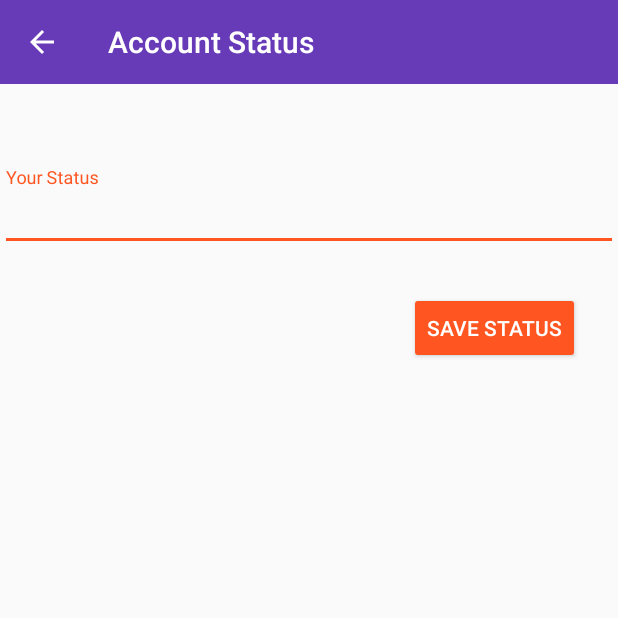
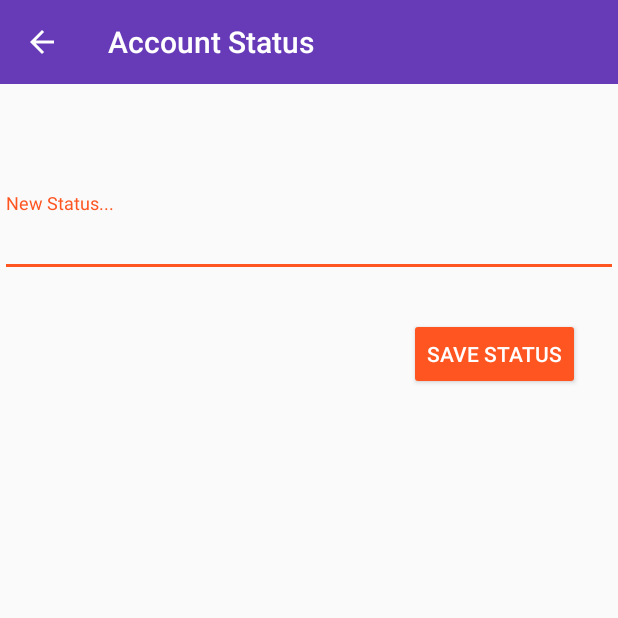
Before and after one commit to ticou973/ChatApp, an Android app: the StatusActivity screen opened directly, with no data from a screen before it, on a phone screen of 412 x 824 dp, the top half of it. Run offline under Robolectric (Android 15) with nearby library versions, the phone set to English and light mode, and no system bars; our stand-ins replace Firebase (no records; nobody signed in at launch, a user with empty details on screens opened directly).

```diff
--- a/app/src/main/java/com/example/thierrycouilleault/chatapp/ChatApp.java
+++ b/app/src/main/java/com/example/thierrycouilleault/chatapp/ChatApp.java
@@ -26,6 +26,7 @@ plus loin gestion du Online
 */
 
 //Todo gérer le online
+    //todo gérer les langues
 
 public class ChatApp extends Application {
 
--- a/app/src/main/java/com/example/thierrycouilleault/chatapp/FriendsFragment.java
+++ b/app/src/main/java/com/example/thierrycouilleault/chatapp/FriendsFragment.java
@@ -31,7 +31,7 @@ import de.hdodenhof.circleimageview.CircleImageView;
  * A simple {@link Fragment} subclass.
  */
 
-//todo remove "chat" quand unfriend
+
 public class FriendsFragment extends android.support.v4.app.Fragment {
 
     private View mMainView;
@@ -119,6 +119,8 @@ public class FriendsFragment extends android.support.v4.app.Fragment {
                         viewHolder.mView.setOnClickListener(new View.OnClickListener() {
                             @Override
                             public void onClick(View view) {
+
+                                //gestion de l'alertDialog
 
                                 CharSequence options[] = new CharSequence[] {"Open Profile", "Send Message"};
 
--- a/app/src/main/java/com/example/thierrycouilleault/chatapp/StatusActivity.java
+++ b/app/src/main/java/com/example/thierrycouilleault/chatapp/StatusActivity.java
@@ -9,6 +9,7 @@ import android.support.v7.app.AppCompatActivity;
 import android.support.v7.widget.Toolbar;
 import android.view.View;
 import android.widget.Button;
+import android.widget.TextView;
 import android.widget.Toast;
 
 import com.google.android.gms.tasks.OnCompleteListener;
@@ -24,6 +25,7 @@ public class StatusActivity extends AppCompatActivity {
 
     private TextInputLayout mStatus;
     private Button mSaveStatusBtn;
+    private TextView mCurrentStatus;
 
     private DatabaseReference mStatusDatabase;
     private FirebaseUser mCurrentUser;
@@ -41,7 +43,9 @@ public class StatusActivity extends AppCompatActivity {
         String status = getIntent().getStringExtra("status_change");
 
 
-        mStatus.getEditText().setText(status);
+        mCurrentStatus = findViewById(R.id.current_status);
+        mCurrentStatus.setText(status);
+
 
         mSaveStatusBtn = findViewById(R.id.save_status_btn);
         mSaveStatusBtn.setOnClickListener(new View.OnClickListener() {
@@ -57,6 +61,8 @@ public class StatusActivity extends AppCompatActivity {
                 mProgress.show();
 
                 String status = mStatus.getEditText().getText().toString();
+
+                mCurrentStatus.setText(status);
 
                 mStatusDatabase.child("status").setValue(status).addOnCompleteListener(new OnCompleteListener<Void>() {
                     @Override
--- a/app/src/main/res/layout/activity_status.xml
+++ b/app/src/main/res/layout/activity_status.xml
@@ -9,17 +9,17 @@
     <include layout="@layout/app_bar_layout" android:id="@+id/status_appbar"/>
 
     <android.support.design.widget.TextInputLayout
+        android:id="@+id/status_text_input"
         android:layout_width="match_parent"
         android:layout_height="wrap_content"
         android:layout_alignParentStart="true"
-        android:layout_below="@+id/status_appbar"
-        android:layout_marginTop="55dp"
-        android:id="@+id/status_text_input">
+        android:layout_below="@+id/current_status"
+        android:layout_marginTop="30dp">
 
         <android.support.design.widget.TextInputEditText
             android:layout_width="match_parent"
             android:layout_height="wrap_content"
-            android:hint="Your Status" />
+            android:hint="New Status..." />
     </android.support.design.widget.TextInputLayout>
 
     <Button
@@ -34,4 +34,16 @@
         android:text="Save status"
         android:textColor="@android:color/white" />
 
+    <TextView
+        android:id="@+id/current_status"
+        android:layout_width="match_parent"
+        android:layout_height="wrap_content"
+        android:layout_alignParentStart="true"
+        android:layout_below="@+id/status_appbar"
+        android:layout_marginTop="18dp"
+        android:paddingLeft="10dp"
+        android:text="TextView"
+        android:textSize="18sp"
+        android:textStyle="bold|italic" />
+
 </RelativeLayout>
--- a/app/src/main/res/layout/users_single_layout.xml
+++ b/app/src/main/res/layout/users_single_layout.xml
@@ -17,9 +17,9 @@
         android:id="@+id/user_single_online_icon"
         android:layout_width="15dp"
         android:layout_height="15dp"
-        android:layout_alignBottom="@+id/chat_user_name"
-        android:layout_marginStart="19dp"
-        android:layout_toEndOf="@+id/chat_user_name"
+        android:layout_alignParentEnd="true"
+        android:layout_alignTop="@+id/chat_user_name"
+        android:layout_marginEnd="12dp"
         android:visibility="invisible"
         app:srcCompat="@drawable/green_dot1" />
 
```
Also changed, not shown: app/src/main/java/com/example/thierrycouilleault/chatapp/ChatActivity.java (+12 -1 lines), app/src/main/java/com/example/thierrycouilleault/chatapp/MainActivity.java (+54 -0 lines), app/src/main/java/com/example/thierrycouilleault/chatapp/ProfileActivity.java (+19 -5 lines), app/src/main/java/com/example/thierrycouilleault/chatapp/SectionsPagerAdapter.java (+6 -6 lines), app/src/main/res/layout/activity_start.xml (+14 -0 lines), app/src/main/res/layout/friends_row.xml (+5 -5 lines).
